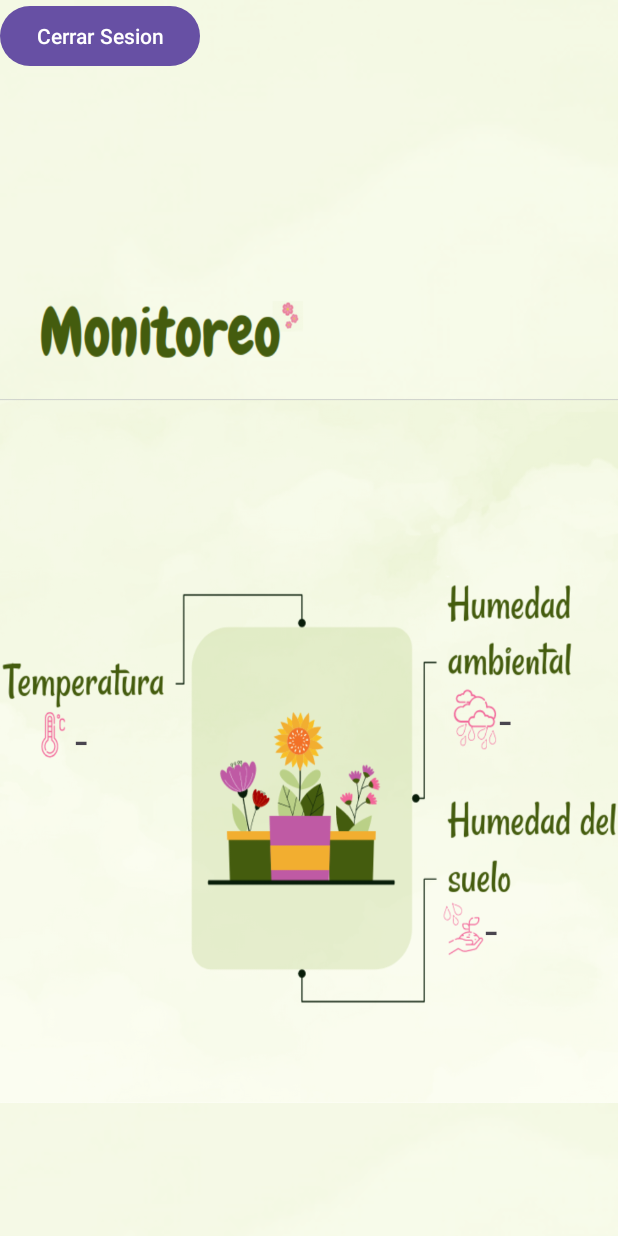
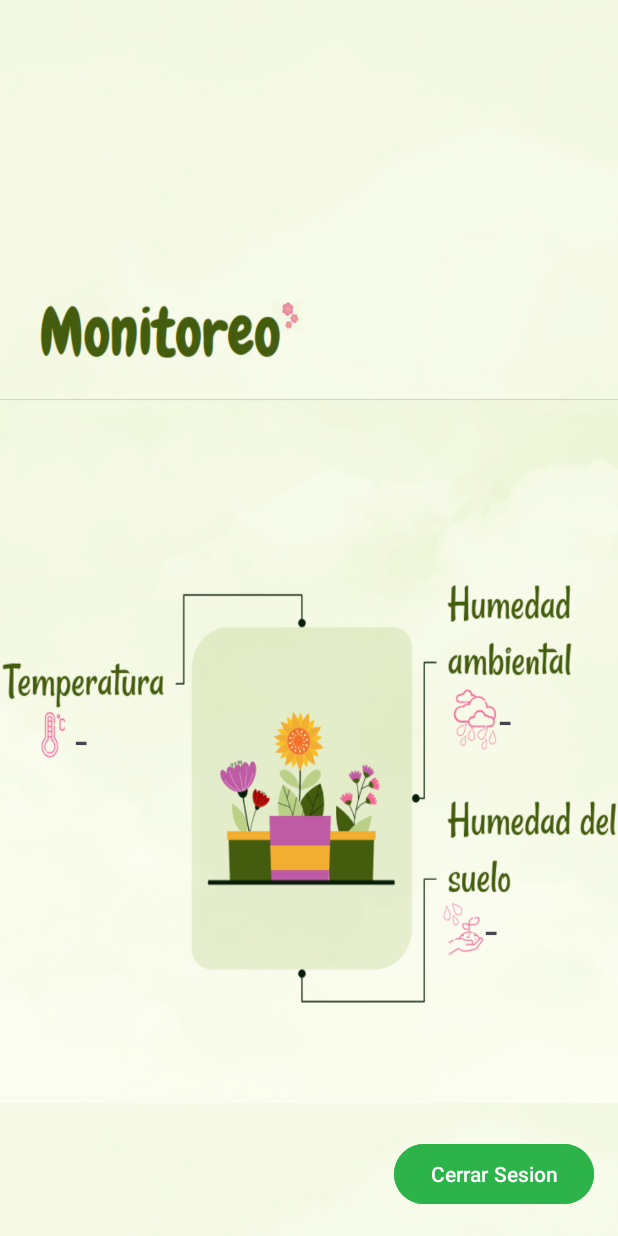
Before and after one commit to liquidlevels/Bloomie, an Android app: the layout activity_main.xml on its own in the app's theme, with its tools: preview values and no code run, on a phone screen of 412 x 824 dp. Run offline under Robolectric (Android 15) with nearby library versions, the phone set to English and light mode, and no system bars; Roboto replaces fonts that are not available here.

Commit message:
cierre de sesion

```diff
--- a/app/src/main/java/com/example/bloomie/loginActivity.java
+++ b/app/src/main/java/com/example/bloomie/loginActivity.java
@@ -41,6 +41,7 @@ public class loginActivity extends AppCompatActivity {
         btn_entrar = findViewById(R.id.btn_entrar);
         btn_registrar = findViewById(R.id.btn_regristrar);
 
+
         btn_entrar.setOnClickListener(new View.OnClickListener() {
             @Override
             public void onClick(View v) {
--- a/app/src/main/res/layout/activity_main.xml
+++ b/app/src/main/res/layout/activity_main.xml
@@ -48,11 +48,16 @@
         app:layout_constraintVertical_bias="0.597" />
 
     <Button
-        android:id="@+id/id_logout"
+        android:id="@+id/btn_logout"
         android:layout_width="wrap_content"
         android:layout_height="wrap_content"
+        android:backgroundTint="#2CB34A"
         android:text="Cerrar Sesion"
-        tools:layout_editor_absoluteX="261dp"
-        tools:layout_editor_absoluteY="667dp" />
+        app:layout_constraintBottom_toBottomOf="parent"
+        app:layout_constraintEnd_toEndOf="parent"
+        app:layout_constraintHorizontal_bias="0.942"
+        app:layout_constraintStart_toStartOf="parent"
+        app:layout_constraintTop_toTopOf="parent"
+        app:layout_constraintVertical_bias="0.978" />
 
 </androidx.constraintlayout.widget.ConstraintLayout>
```
Also changed, not shown: app/src/main/java/com/example/bloomie/MainActivity.java (+23 -10 lines).
